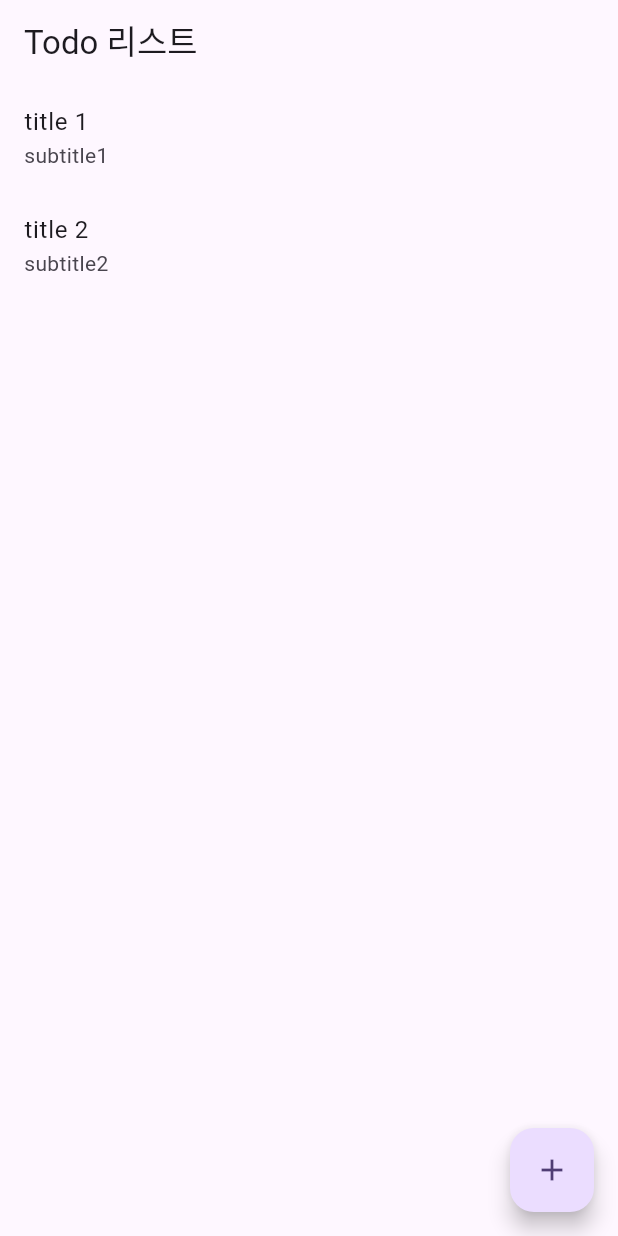
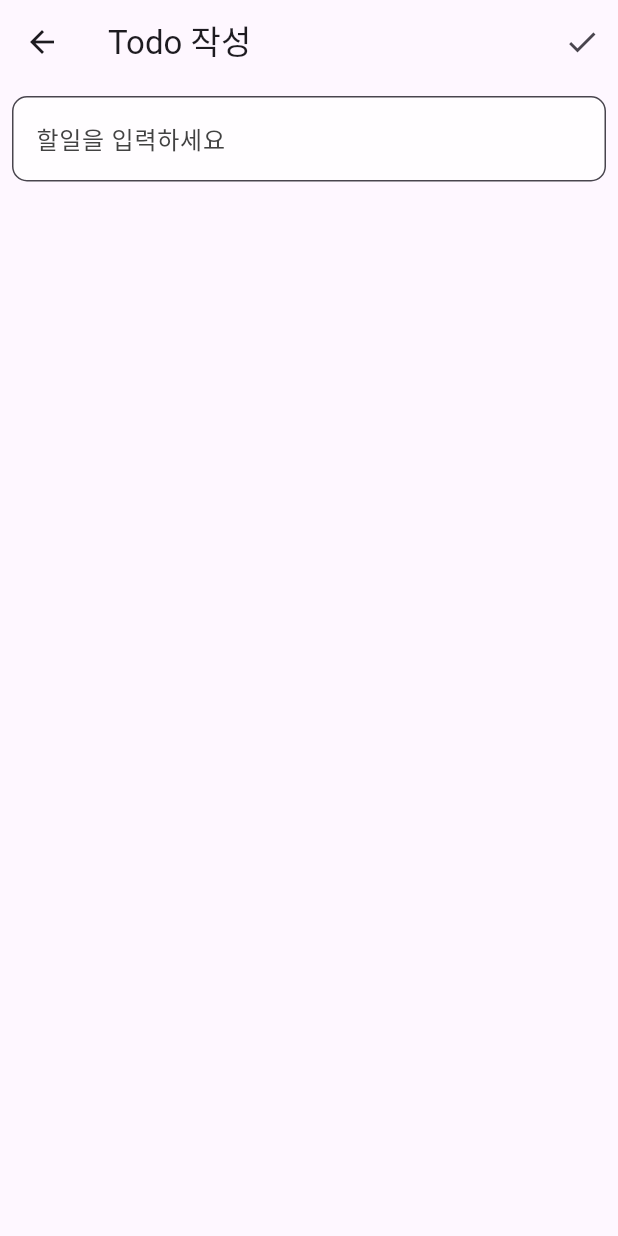
Before and after one commit to hwangtaewook/flutter_todolist, a Flutter app: the screen it shows after launch, after a tap on the "add" icon, on a phone screen of 412 x 824 dp. Run offline on Flutter 3.47's test engine with Material 3 defaults, Android fonts, the phone set to English and light mode, and no system bars.

Commit message:
feat : Todo 추가 화면 작성

```diff
--- /dev/null
+++ b/lib/create_screen.dart
@@ -0,0 +1,34 @@
+import 'package:flutter/cupertino.dart';
+import 'package:flutter/material.dart';
+
+class CreateScreen extends StatelessWidget {
+  const CreateScreen({super.key});
+
+  @override
+  Widget build(BuildContext context) {
+    return Scaffold(
+      appBar: AppBar(
+        title: const Text('Todo 작성'),
+        actions: [
+          IconButton(
+            onPressed: () {},
+            icon: Icon(Icons.done),
+          ),
+        ],
+      ),
+      body: Padding(
+        padding: const EdgeInsets.all(8.0),
+        child: TextField(
+          decoration: InputDecoration(
+              border: OutlineInputBorder(
+                borderRadius: BorderRadius.circular(10.0),
+              ),
+              hintStyle: TextStyle(color: Colors.grey[800]),
+              hintText: '할일을 입력하세요',
+              filled: true,
+              fillColor: Colors.white70),
+        ),
+      ),
+    );
+  }
+}
--- a/lib/list_screen.dart
+++ b/lib/list_screen.dart
@@ -1,4 +1,5 @@
 import 'package:flutter/material.dart';
+import 'package:flutter_todolist/create_screen.dart';
 
 class ListScreen extends StatelessWidget {
   const ListScreen({super.key});
@@ -10,19 +11,24 @@ class ListScreen extends StatelessWidget {
         title: const Text('Todo 리스트'),
       ),
       body: ListView(
-        children: [
-          const ListTile(
+        children: const [
+          ListTile(
             title: Text('title 1'),
             subtitle: Text('subtitle1'),
           ),
-          const ListTile(
+          ListTile(
             title: Text('title 2'),
             subtitle: Text('subtitle2'),
           ),
         ],
       ),
       floatingActionButton: FloatingActionButton(
-        onPressed: () {},
+        onPressed: () {
+          Navigator.push(
+            context,
+            MaterialPageRoute(builder: (context) => CreateScreen()),
+          );
+        },
         child: const Icon(Icons.add),
       ),
     );
```
